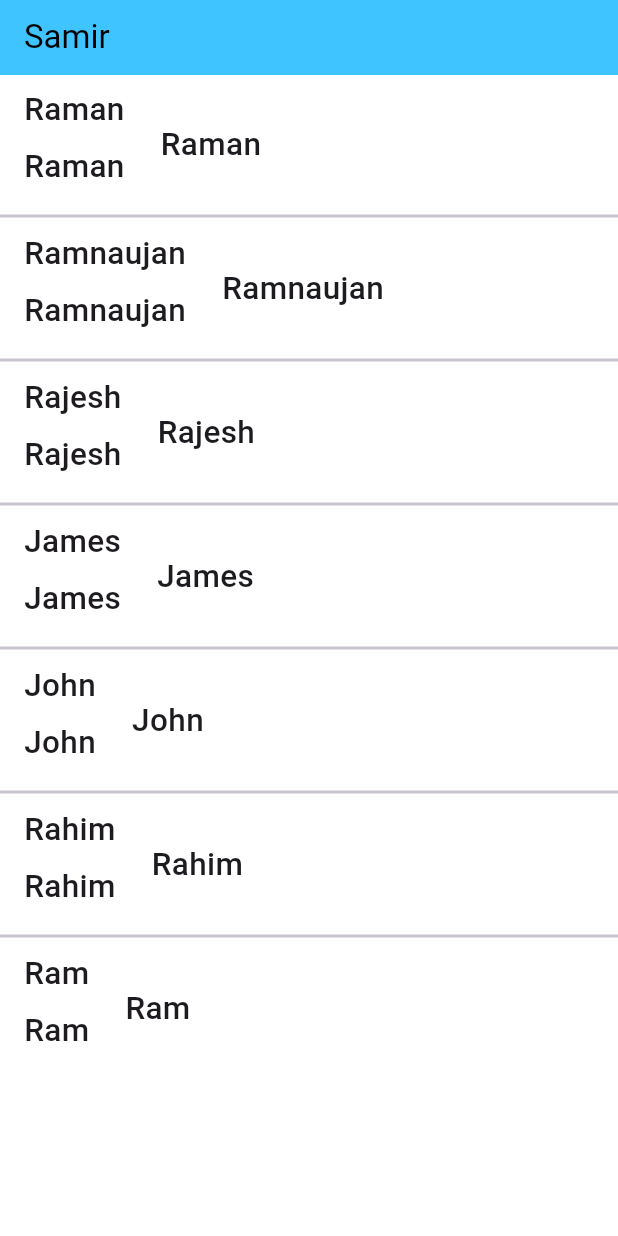
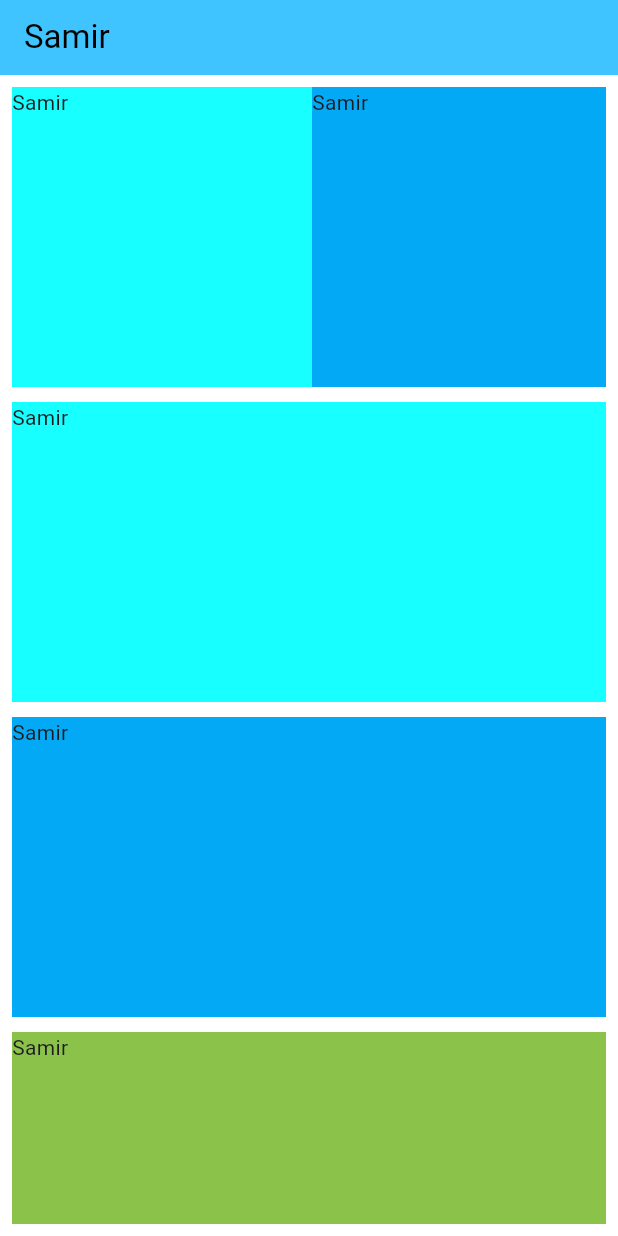
Before and after one commit to samirdev-ai/learn_app, a Flutter app: the screen it shows after launch, on a phone screen of 412 x 824 dp. Run offline on Flutter 3.47's test engine with Material 3 defaults, Android fonts, the phone set to English and light mode, and no system bars; missing offline and left inert: dart:ffi.

Commit message:
some delete

```diff
--- a/lib/main.dart
+++ b/lib/main.dart
@@ -76,39 +76,6 @@ class _MyHomePageState extends State<MyHomePage> {
         title: Text('Samir', style: TextStyle(color: Colors.black)),
       ),
 
-      // -------------------------Button
-      // body: Container(
-      //   color: Colors.lightBlue,
-      //   child: TextButton(
-      //     child: Text("click"),
-      //     onPressed: () {
-      //       print("Understand well!");
-      //     },
-      //     onLongPress: () {
-      //       print('LongPressed!');
-      //     },
-      //   ),
-      // ),
-      // body: ElevatedButton(
-      //   child: Text("what "),
-      //   onPressed: (){
-      //     print("pressed");
-      //   },
-      // body: OutlinedButton(
-      //   child: Text('Samir', ),
-      //   onPressed: (){
-      //     print("samir");
-      //   },
-
-      // -------------------------images
-      // body: Center(
-      //   child: Container(
-      //     width: 100,
-      //     height: 100,
-      //     child: Image.asset("assets/images/img.png"),
-      //   ),
-      // ),
-
       // ---------------------------------rows/ column
       // body: Container(
       //   width: 300,
@@ -151,150 +118,116 @@ class _MyHomePageState extends State<MyHomePage> {
       //   ),
       // )
 
-      // -----------------------------------------InkWell
-      // body: Center(
-      //   child: InkWell(
-      //     onTap: () {
-      //       print('ONTAP');
-      //     },
-      //     onLongPress: () {
-      //       print('ONPRESSED');
-      //     },
-      //     onDoubleTap: () {
-      //       print('ONDOUBLETAP');
-      //     },
-      //     child: Container(
-      //       height: 300,
-      //       width: 300,
-      //       color: Colors.lightBlue,
-      //       child: Center(
-      //         child: InkWell(
-      //           onTap: (){
-      //             print('Text Widget Tapped!');
-      //           },
-      //           child: Text(
-      //             'Click here!',
-      //             style: TextStyle(fontSize: 21, fontWeight: FontWeight.w700),
-      //           ),
-      //         ),
-      //       ),
-      //     ),
-      //   ),
-      // ),
-
-      // -----------------------------------------SingleChildScrollView
-      // body: Padding(
-      //   padding: const EdgeInsets.all(8.0),
-      //   child: SingleChildScrollView(
-      //     child: Column(
-      //       children: [
-      //         Padding(
-      //           padding: const EdgeInsets.all(8.0),
-      //           child: SingleChildScrollView(
-      //             scrollDirection: Axis.horizontal,
-      //             child: Row(
-      //               children: [
-      //                 Container(
-      //                   margin: const EdgeInsets.only(bottom: 10),
-      //                   height: 200,
-      //                   width: 200,
-      //                   child: Text('Samir'),
-      //                   color: Colors.cyanAccent,
-      //                 ),
-      //                 Container(
-      //                   margin: const EdgeInsets.only(bottom: 10),
-      //                   height: 200,
-      //                   width: 200,
-      //                   child: Text('Samir'),
-      //                   color: Colors.lightBlue,
-      //                 ),
-      //                 Container(
-      //                   margin: const EdgeInsets.only(bottom: 10),
-      //                   height: 200,
-      //                   width: 200,
-      //                   child: Text('Samir'),
-      //                   color: Colors.lightGreen,
-      //                 ),
-      //               ],
-      //             ),
-      //           ),
-      //         ),
-      //         Container(
-      //           margin: const EdgeInsets.only(bottom: 10),
-      //           height: 200,
-      //           width: 500,
-      //           child: Text('Samir'),
-      //           color: Colors.cyanAccent,
-      //         ),
-      //         Container(
-      //           margin: const EdgeInsets.only(bottom: 10),
-      //           height: 200,
-      //           width: 500,
-      //           child: Text('Samir'),
-      //           color: Colors.lightBlue,
-      //         ),
-      //         Container(
-      //           margin: const EdgeInsets.only(bottom: 10),
-      //           height: 200,
-      //           width: 500,
-      //           child: Text('Samir'),
-      //           color: Colors.lightGreen,
-      //         ),
-      //         Container(
-      //           margin: const EdgeInsets.only(bottom: 10),
-      //           height: 200,
-      //           width: 500,
-      //           child: Text('Samir'),
-      //           color: Colors.amber,
-      //         ),
-      //         Container(
-      //           margin: const EdgeInsets.only(bottom: 10),
-      //           height: 200,
-      //           width: 500,
-      //           child: Text('Samir'),
-      //           color: Colors.red,
-      //         ),
-      //       ],
-      //     ),
-      //   ),
-      // ),
+      // -----------------------------------------SingleChildScrollView(column(scroll(3 row),5 container)
+      body: Padding(
+        padding: const EdgeInsets.all(8.0),
+        child: SingleChildScrollView(
+          child: Column(
+            children: [
+              SingleChildScrollView(
+                scrollDirection: Axis.horizontal,
+                child: Row(
+                  children: [
+                    Container(
+                      margin: const EdgeInsets.only(bottom: 10),
+                      height: 200,
+                      width: 200,
+                      child: Text('Samir'),
+                      color: Colors.cyanAccent,
+                    ),
+                    Container(
+                      margin: const EdgeInsets.only(bottom: 10),
+                      height: 200,
+                      width: 200,
+                      child: Text('Samir'),
+                      color: Colors.lightBlue,
+                    ),
+                    Container(
+                      margin: const EdgeInsets.only(bottom: 10),
+                      height: 200,
+                      width: 200,
+                      child: Text('Samir'),
+                      color: Colors.lightGreen,
+                    ),
+                  ],
+                ),
+              ),
+              Container(
+                margin: const EdgeInsets.only(bottom: 10),
+                height: 200,
+                width: 500,
+                child: Text('Samir'),
+                color: Colors.cyanAccent,
+              ),
+              Container(
+                margin: const EdgeInsets.only(bottom: 10),
+                height: 200,
+                width: 500,
+                child: Text('Samir'),
+                color: Colors.lightBlue,
+              ),
+              Container(
+                margin: const EdgeInsets.only(bottom: 10),
+                height: 200,
+                width: 500,
+                child: Text('Samir'),
+                color: Colors.lightGreen,
+              ),
+              Container(
+                margin: const EdgeInsets.only(bottom: 10),
+                height: 200,
+                width: 500,
+                child: Text('Samir'),
+                color: Colors.amber,
+              ),
+              Container(
+                margin: const EdgeInsets.only(bottom: 10),
+                height: 200,
+                width: 600,
+                child: Text('Samir'),
+                color: Colors.red,
+              ),
+            ],
+          ),
+        ),
+      ),
 
       // ListView.builder -> no seperator -> required itemextent
       // ListView.seperator -> seperator -> required seperator.builder
       // -----------------------------------------------------ListView.builder(itemBuilder: ) -> best for memory recycled
       // body: ListView.builder(itemBuilder: (context, index){         //dynamic data -> store server data in array -> array used in listview.builder -> (context, index)-array index
-      body: ListView.separated(itemBuilder: (context, index) {
-          return Row(
-            children: [
-              Padding(
-                padding: const EdgeInsets.all(8.0),
-                child: Column(
-                  children: [
-                    Text(arrNames[index], style: TextStyle(fontSize: 21, fontWeight: FontWeight.w500,),),
-                    Padding(
-                      padding: const EdgeInsets.all(8.0),
-                      child: Text(arrNames[index], style: TextStyle(fontSize: 21, fontWeight: FontWeight.w500,),),
-                    ),
-                  ],
-                ),
-              ),
-
-              Padding(padding: const EdgeInsets.all(8.0),
-                child: Text(arrNames[index],
-                  style: TextStyle(fontSize: 21, fontWeight: FontWeight.w500),
-                ),
-              ),
-            ],
-          );
-        },
-        itemCount: arrNames.length,
-        // itemExtent: 200,
-        // scrollDirection:r Axis.horizontal,
-        separatorBuilder: (context, index) {
-          return Divider(height: 4, thickness: 2);
-        },
-        // reverse: true,
-      ),
+      // body: ListView.separated(itemBuilder: (context, index) {
+      //     return Row(
+      //       children: [
+      //         Padding(
+      //           padding: const EdgeInsets.all(8.0),
+      //           child: Column(
+      //             children: [
+      //               Text(arrNames[index], style: TextStyle(fontSize: 21, fontWeight: FontWeight.w500,),),
+      //               Padding(
+      //                 padding: const EdgeInsets.all(8.0),
+      //                 child: Text(arrNames[index], style: TextStyle(fontSize: 21, fontWeight: FontWeight.w500,),),
+      //               ),
+      //             ],
+      //           ),
+      //         ),
+      //
+      //         Padding(padding: const EdgeInsets.all(8.0),
+      //           child: Text(arrNames[index],
+      //             style: TextStyle(fontSize: 21, fontWeight: FontWeight.w500),
+      //           ),
+      //         ),
+      //       ],
+      //     );
+      //   },
+      //   itemCount: arrNames.length,
+      //   // itemExtent: 200,
+      //   // scrollDirection:r Axis.horizontal,
+      //   separatorBuilder: (context, index) {
+      //     return Divider(height: 4, thickness: 2);
+      //   },
+      //   // reverse: true,
+      // ),
 
       // ---------------------------------------------------ListTile in builder
       // body: ListView.separated(itemBuilder: (context, index) {
```
